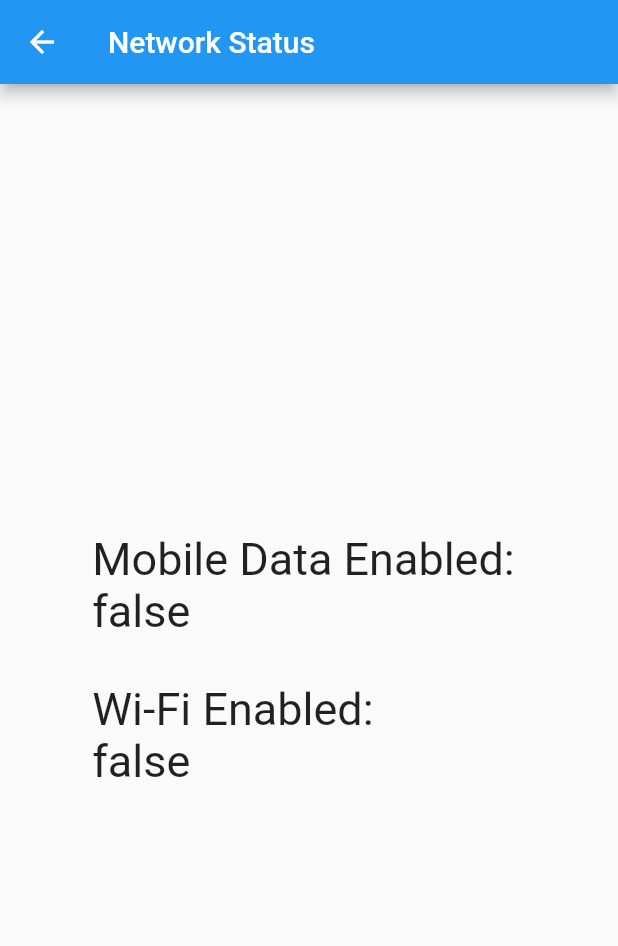
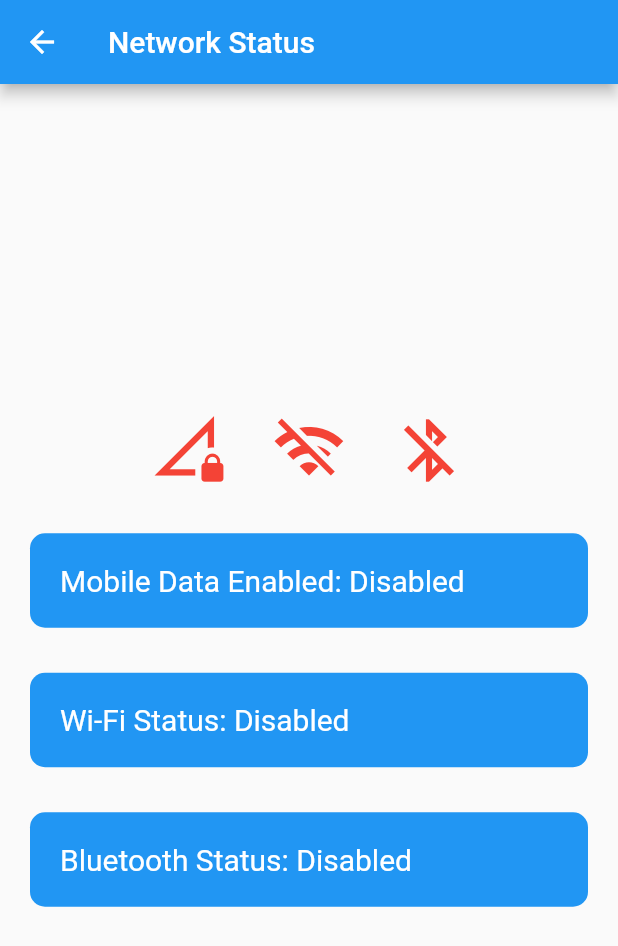
Before and after one commit to lianhdez95/demo_contact_channels, a Flutter app: the screen it shows after launch, after a tap on "Connection Type Channel", on a phone screen of 412 x 824 dp. Shown: the top 946 px of the screen. Run offline on Flutter 3.47's test engine with Material 2 defaults, Android fonts, the light colour scheme and no system bars.

Commit message:
modified: AndroidManifest.xml, check_connection_channel_page.dart, ConnectionStatusManager.kt, MainActivity.kt, home_page.dart

```diff
--- a/lib/pages/check_connection_channel_page.dart
+++ b/lib/pages/check_connection_channel_page.dart
@@ -3,28 +3,51 @@
 import 'package:flutter/material.dart';
 import 'package:flutter/services.dart';
 
-
 class CheckConnectionChannelPage extends StatefulWidget {
   const CheckConnectionChannelPage({super.key});
 
   @override
-  State<CheckConnectionChannelPage> createState() => _CheckConnectionChannelPageState();
+  State<CheckConnectionChannelPage> createState() =>
+      _CheckConnectionChannelPageState();
 }
 
-class _CheckConnectionChannelPageState extends State<CheckConnectionChannelPage> {
+class _CheckConnectionChannelPageState
+    extends State<CheckConnectionChannelPage> {
   static const networkChannel = MethodChannel('com.example.network');
   bool _isMobileDataEnabled = false;
   bool _isWifiEnabled = false;
+    bool _isBluetoothEnabled = false;
 
   Future<bool> isMobileDataEnabled() async {
-    final bool isEnabled =
-        await networkChannel.invokeMethod('isMobileDataEnabled');
-    return isEnabled;
+    try {
+      final bool result =
+          await networkChannel.invokeMethod('isMobileDataEnabled');
+      return result;
+    } on PlatformException catch (e) {
+      print("Failed to check mobile data status: ${e.message}");
+      return false;
+    }
   }
 
   Future<bool> isWifiEnabled() async {
-    final bool isEnabled = await networkChannel.invokeMethod('isWifiEnabled');
-    return isEnabled;
+    try {
+      final bool result = await networkChannel.invokeMethod('isWifiEnabled');
+      return result;
+    } on PlatformException catch (e) {
+      print("Failed to check WiFi status: ${e.message}");
+      return false;
+    }
+  }
+
+  Future<bool> isBluetoothEnabled() async {
+    try {
+      final bool result =
+          await networkChannel.invokeMethod('isBluetoothEnabled');
+      return result;
+    } on PlatformException catch (e) {
+      print("Failed to check Bluetooth status: ${e.message}");
+      return false;
+    }
   }
 
   @override
@@ -37,16 +60,19 @@ class _CheckConnectionChannelPageState extends State<CheckConnectionChannelPage>
     try {
       final bool mobileDataEnabled = await isMobileDataEnabled();
       final bool wifiEnabled = await isWifiEnabled();
+      final bluetoothEnabled = await isBluetoothEnabled();
 
       setState(() {
         _isMobileDataEnabled = mobileDataEnabled;
         _isWifiEnabled = wifiEnabled;
+        _isBluetoothEnabled = bluetoothEnabled;
       });
     } on PlatformException catch (e) {
       print("Failed to get network status: '${e.message}'.");
       setState(() {
         _isMobileDataEnabled = false;
         _isWifiEnabled = false;
+        _isBluetoothEnabled = false;
       });
     }
   }
@@ -58,22 +84,110 @@ class _CheckConnectionChannelPageState extends State<CheckConnectionChannelPage>
         title: const Text('Network Status'),
       ),
       body: Center(
-        child: Column(
+          child: showConnectionData(
+              _isWifiEnabled.toString(), _isMobileDataEnabled.toString(), _isBluetoothEnabled.toString())),
+    );
+  }
+
+  Widget showConnectionData(String isWifiEnabled, String isMobileDataEnabled, String isBluetoothEnabled) {
+    return Column(
+      mainAxisAlignment: MainAxisAlignment.center,
+      crossAxisAlignment: CrossAxisAlignment.start,
+      children: [
+        Row(
           mainAxisAlignment: MainAxisAlignment.center,
-          crossAxisAlignment: CrossAxisAlignment.start,
           children: [
-            Text(
-              'Mobile Data Enabled: \n$_isMobileDataEnabled',
-              style: const TextStyle(fontSize: 30),
-            ),
-            const SizedBox(height: 30),
-            Text(
-              'Wi-Fi Enabled: \n$_isWifiEnabled',
-              style: const TextStyle(fontSize: 30),
-            ),
+          Icon(_isMobileDataEnabled
+                  ? Icons.network_cell
+                  : Icons.network_locked_outlined,
+                  color: _isMobileDataEnabled
+                          ? Colors.blue
+                          : Colors.red,
+                  size: 50,
+          ),
+
+          const SizedBox(width: 30,),
+
+          Icon(_isWifiEnabled
+                  ?Icons.wifi
+                  :Icons.wifi_off,
+                  color: _isWifiEnabled
+                    ? Colors.blue
+                    : Colors.red,
+                  size: 50,
+          ),
+
+          const SizedBox(width: 30,),
+
+          Icon(_isBluetoothEnabled
+                  ?Icons.bluetooth
+                  :Icons.bluetooth_disabled,
+                  color: _isBluetoothEnabled
+                    ? Colors.blue
+                    : Colors.red,
+                  size: 50,
+          )
           ],
         ),
-      ),
+        const SizedBox(height: 30,),
+        Container(
+          alignment: Alignment.centerLeft,
+          margin: const EdgeInsets.symmetric(horizontal: 20),
+          padding: const EdgeInsets.all(20),
+          decoration: BoxDecoration(
+            color: Colors.blue,
+            borderRadius: BorderRadius.circular(10),
+          ),
+          child: _isMobileDataEnabled
+              ? const Text(
+                  'Mobile Data Status: Enabled',
+                  textAlign: TextAlign.left,
+                  style: TextStyle(fontSize: 20, color: Colors.white),
+                )
+              : const Text(
+                  'Mobile Data Enabled: Disabled',
+                  style: TextStyle(fontSize: 20, color: Colors.white),
+                ),
+        ),
+        const SizedBox(height: 30),
+        Container(
+          alignment: Alignment.centerLeft,
+          margin: const EdgeInsets.symmetric(horizontal: 20),
+          padding: const EdgeInsets.all(20),
+          decoration: BoxDecoration(
+            color: Colors.blue,
+            borderRadius: BorderRadius.circular(10),
+          ),
+          child: _isWifiEnabled
+              ? const Text(
+                  'Wi-Fi Status: Enabled',
+                  style: TextStyle(fontSize: 20, color: Colors.white,),
+                )
+              : const Text(
+                  'Wi-Fi Status: Disabled',
+                  style: TextStyle(fontSize: 20, color: Colors.white),
+                ),
+        ),
+        const SizedBox(height: 30),
+        Container(
+          alignment: Alignment.centerLeft,
+          margin: const EdgeInsets.symmetric(horizontal: 20),
+          padding: const EdgeInsets.all(20),
+          decoration: BoxDecoration(
+            color: Colors.blue,
+            borderRadius: BorderRadius.circular(10),
+          ),
+          child: _isBluetoothEnabled
+              ? const Text(
+                  'Bluetooth Status: Enabled',
+                  style: TextStyle(fontSize: 20, color: Colors.white,),
+                )
+              : const Text(
+                  'Bluetooth Status: Disabled',
+                  style: TextStyle(fontSize: 20, color: Colors.white),
+                ),
+        )
+      ],
     );
   }
 }
--- a/lib/pages/home_page.dart
+++ b/lib/pages/home_page.dart
@@ -12,19 +12,19 @@ class HomePage extends StatelessWidget {
           padding: const EdgeInsets.all(50),
           child: Column(
             children: [
-              _app_button('Contact Channel', '/contact_channel', context),
+              appButton('Contact Channel', '/contact_channel', context, const Icon(Icons.account_box)),
               const SizedBox(height: 20),
-              _app_button('Contact App Channel', '/contact_picker_channel', context),
+              appButton('Contact App Channel', '/contact_picker_channel', context, const Icon(Icons.account_box)),
               const SizedBox(height: 20),
-              _app_button('Battery Level Channel', '/battery_channel', context),
+              appButton('Battery Level Channel', '/battery_channel', context, const Icon(Icons.battery_alert_sharp)),
               const SizedBox(height: 20),
-              _app_button('Connection Type Channel', '/connection_channel', context),
+              appButton('Connection Type Channel', '/connection_channel', context, const Icon(Icons.network_check)),
               const SizedBox(height: 20),
-              _app_button('Gallery Channel', '', context),
+              appButton('Gallery Channel', '', context, const Icon(Icons.image)),
               const SizedBox(height: 20),
-              _app_button('Camera Channel', '', context),
+              appButton('Camera Channel', '', context, const Icon(Icons.camera_alt)),
               const SizedBox(height: 20),
-              _app_button('Device Info Channel', '', context)
+              appButton('Device Info Channel', '', context, const Icon(Icons.info))
             ],
           ),
         ),
@@ -32,7 +32,7 @@ class HomePage extends StatelessWidget {
     );
   }
 
-  Widget _app_button(String text, String route, BuildContext context){
+  Widget appButton(String text, String route, BuildContext context, Icon icon) {
     return ElevatedButton(
       onPressed: () {
         // Agrega el código para navegar a la ruta correspondiente
@@ -42,17 +42,22 @@ class HomePage extends StatelessWidget {
                 duration: Duration(seconds: 2),
               ))
             : Navigator.pushNamed(context, route);
-
       },
       style: ButtonStyle(
+          alignment: Alignment.centerLeft,
           shape: MaterialStateProperty.all<RoundedRectangleBorder>(
               RoundedRectangleBorder(
                   borderRadius: BorderRadius.circular(18.0))),
-          minimumSize:
-          MaterialStateProperty.all<Size>(const Size(300, 50))),
-      child: Text(
-        text,
-        style: const TextStyle(fontSize: 20),
+          minimumSize: MaterialStateProperty.all<Size>(const Size(300, 50))),
+      child: Row(
+        children: [
+          icon,
+          const SizedBox(width: 10,),
+          Text(
+            text,
+            style: const TextStyle(fontSize: 20),
+          ),
+        ],
       ),
     );
   }
```
Also changed, not shown: 3 other files.
